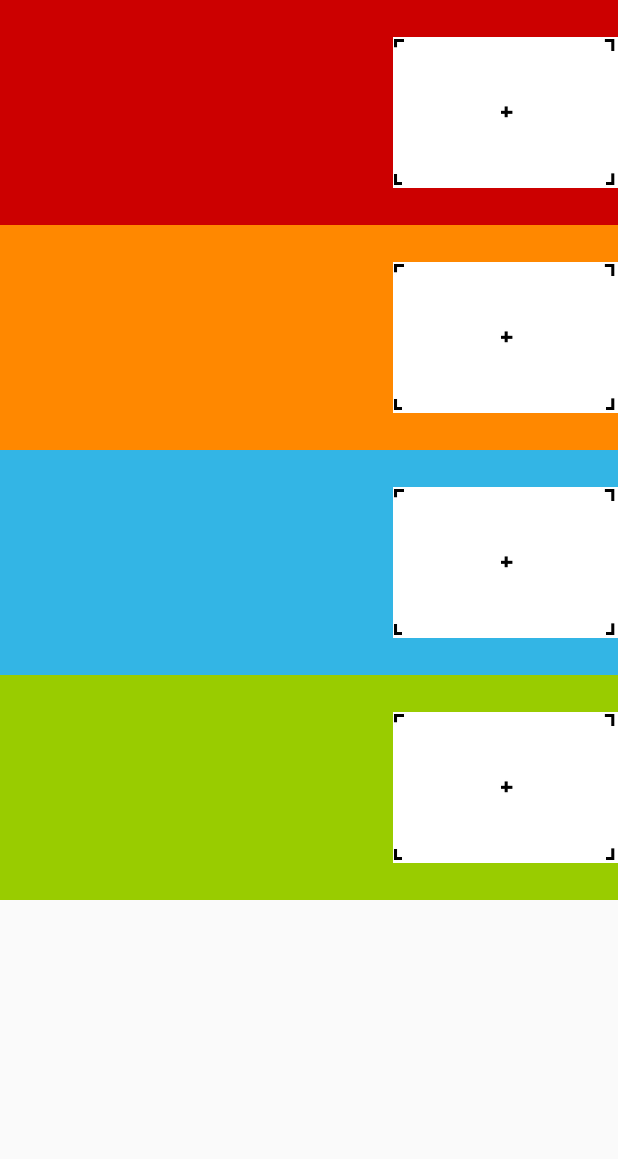
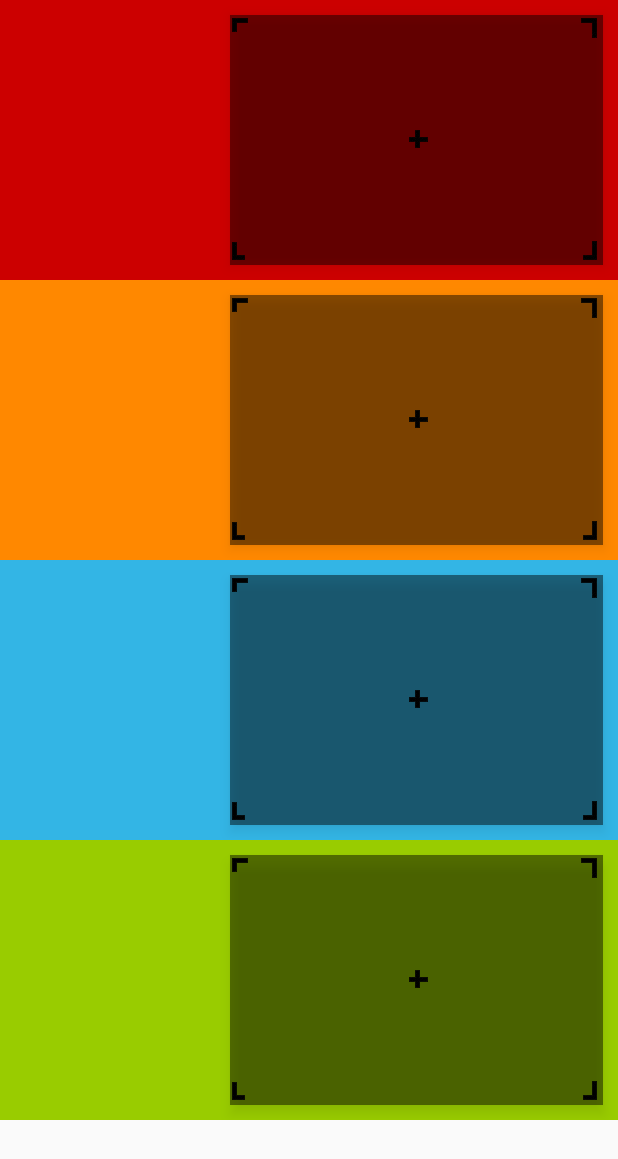
Before and after one commit to MakBeard/geekday_2016, an Android app: the layout activity_tale_read_pick.xml on its own in the app's theme, with its tools: preview values and no code run, on a phone screen of 412 x 824 dp. Shown: the top 1159 px of the screen. Run offline under Robolectric (Android 15) with nearby library versions, the phone set to English and light mode, and no system bars.

Commit message:
add placeholder.

```diff
--- a/app/src/main/res/layout/activity_tale_read_pick.xml
+++ b/app/src/main/res/layout/activity_tale_read_pick.xml
@@ -21,10 +21,16 @@
 
                 <ImageView
                     android:id="@+id/image_part1_imageview"
-                    android:layout_width="150dp"
-                    android:layout_height="150dp"
+                    android:layout_width="wrap_content"
+                    android:layout_height="wrap_content"
                     android:layout_alignParentRight="true"
-                    android:src="@drawable/zaglushka"/>
+                    android:src="@drawable/zaglushka1"
+                    android:layout_marginLeft="10dp"
+                    android:layout_marginRight="10dp"
+                    android:layout_marginTop="10dp"
+                    android:layout_marginBottom="10dp"
+                    android:elevation="5dp"
+                    android:background="#7000"/>
 
                 <TextView
                     android:textColor="#000000"
@@ -45,10 +51,16 @@
 
                 <ImageView
                     android:id="@+id/image_part2_imageview"
-                    android:layout_width="150dp"
-                    android:layout_height="150dp"
+                    android:layout_width="wrap_content"
+                    android:layout_height="wrap_content"
                     android:layout_alignParentRight="true"
-                    android:src="@drawable/zaglushka"/>
+                    android:src="@drawable/zaglushka1"
+                    android:layout_marginLeft="10dp"
+                    android:layout_marginRight="10dp"
+                    android:layout_marginTop="10dp"
+                    android:layout_marginBottom="10dp"
+                    android:elevation="5dp"
+                    android:background="#7000"/>
 
                 <TextView
                     android:textColor="#000000"
@@ -69,10 +81,16 @@
 
                 <ImageView
                     android:id="@+id/image_part3_imageview"
-                    android:layout_width="150dp"
-                    android:layout_height="150dp"
+                    android:layout_width="wrap_content"
+                    android:layout_height="wrap_content"
                     android:layout_alignParentRight="true"
-                    android:src="@drawable/zaglushka"/>
+                    android:src="@drawable/zaglushka1"
+                    android:layout_marginLeft="10dp"
+                    android:layout_marginRight="10dp"
+                    android:layout_marginTop="10dp"
+                    android:layout_marginBottom="10dp"
+                    android:elevation="5dp"
+                    android:background="#7000"/>
 
                 <TextView
                     android:textColor="#000000"
@@ -93,10 +111,16 @@
 
                 <ImageView
                     android:id="@+id/image_part4_imageview"
-                    android:layout_width="150dp"
-                    android:layout_height="150dp"
+                    android:layout_width="wrap_content"
+                    android:layout_height="wrap_content"
                     android:layout_alignParentRight="true"
-                    android:src="@drawable/zaglushka"/>
+                    android:src="@drawable/zaglushka1"
+                    android:layout_marginLeft="10dp"
+                    android:layout_marginRight="10dp"
+                    android:layout_marginTop="10dp"
+                    android:layout_marginBottom="10dp"
+                    android:elevation="5dp"
+                    android:background="#7000"/>
 
                 <TextView
                     android:textColor="#000000"
```
Also changed, not shown: app/src/main/res/drawable-nodpi/zaglushka.jpg, app/src/main/res/drawable-nodpi/zaglushka1.png (added).
